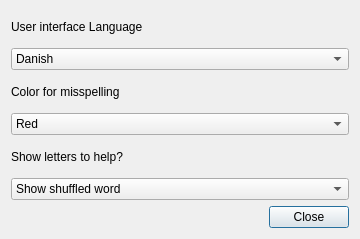
Old version of the form preferencemanager.ui in the repository davidlamhauge/daspelling.
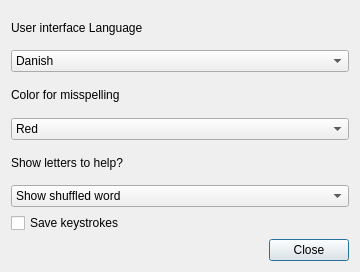
New version of the form. Icons and pictures are not drawn.

Commit message: Added possibility to record keystrokes to text file

```diff
--- a/preferencemanager.ui
+++ b/preferencemanager.ui
@@ -7,7 +7,7 @@
     <x>0</x>
     <y>0</y>
     <width>360</width>
-    <height>239</height>
+    <height>272</height>
    </rect>
   </property>
   <property name="windowTitle">
@@ -163,6 +163,33 @@
      </item>
     </widget>
    </item>
+   <item>
+    <layout class="QHBoxLayout" name="horizontalLayout_5">
+     <item>
+      <widget class="QCheckBox" name="cBoxRecordKeypress">
+       <property name="toolTip">
+        <string>Saves keystrokes, for later evaluation</string>
+       </property>
+       <property name="text">
+        <string>Save keystrokes</string>
+       </property>
+      </widget>
+     </item>
+     <item>
+      <spacer name="horizontalSpacer_5">
+       <property name="orientation">
+        <enum>Qt::Horizontal</enum>
+       </property>
+       <property name="sizeHint" stdset="0">
+        <size>
+         <width>40</width>
+         <height>20</height>
+        </size>
+       </property>
+      </spacer>
+     </item>
+    </layout>
+   </item>
    <item>
     <layout class="QHBoxLayout" name="horizontalLayout">
      <item>
```
The commit also changes 4 other files.
